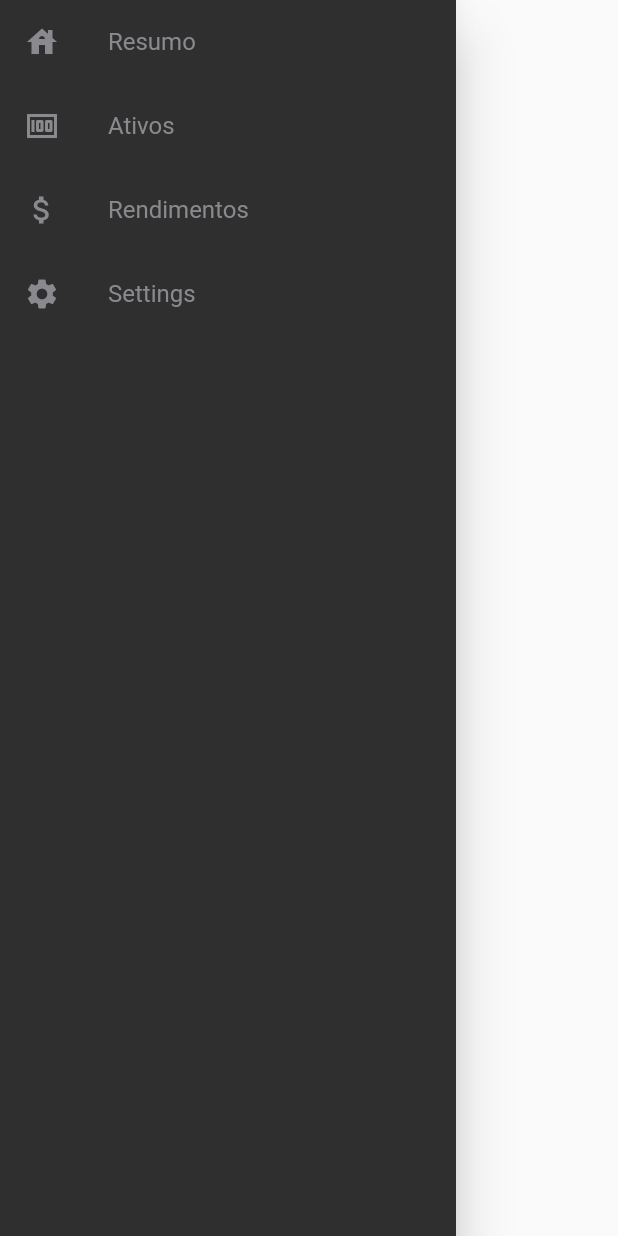
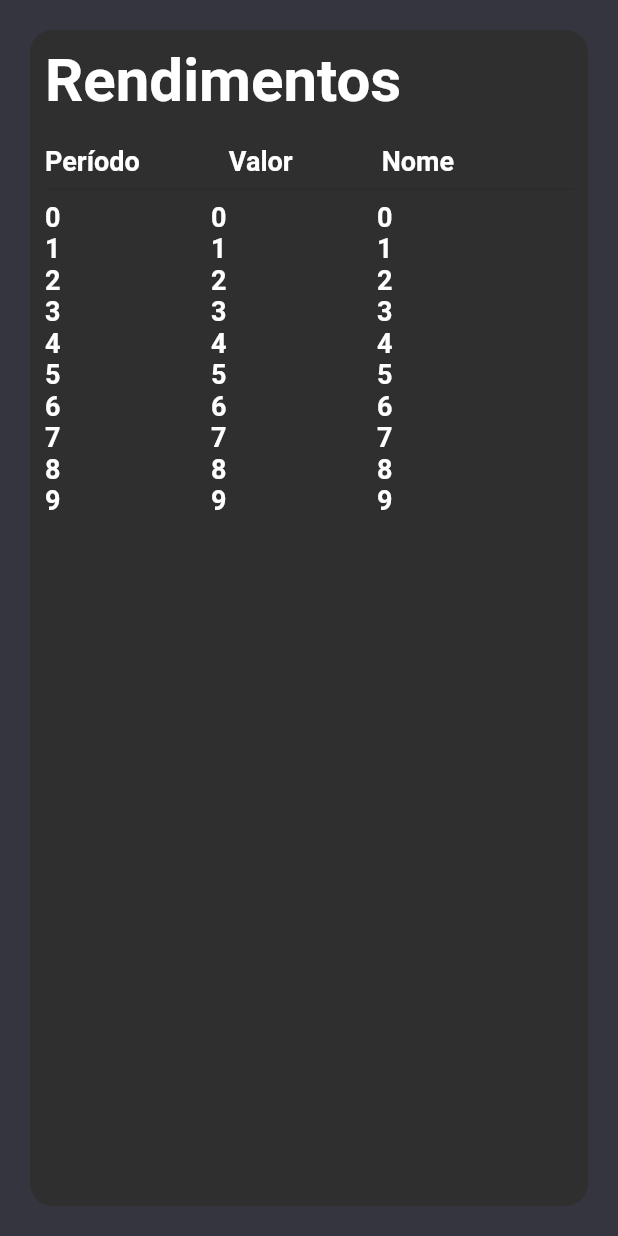
Before and after one commit to gianlucampos/finances, a Flutter app: the DrawerWidget widget shown alone on an empty page, opened directly, after a tap on "Rendimentos", on a phone screen of 412 x 824 dp. Run offline on Flutter 3.47's test engine with Material 2 defaults, Android fonts, the phone set to English and light mode, and no system bars.

Commit message:
Adicionando pagina de investimentos

```diff
--- a/lib/core/app_colors.dart
+++ b/lib/core/app_colors.dart
@@ -2,10 +2,10 @@ import 'dart:ui';
 
 class AppColors {
   static const Color background = Color(0xFF35353F);
+  static const Color black = Color(0xFF2F2F2F);
   static const Color white = Color(0xFFFFFFFF);
   static const Color green = Color(0xFF1EB980);
   static const Color grey = Color(0xFF89898E);
-  static const Color grey2 = Color(0xFF2F2F2F);
   static const Color greyHover = Color(0xFF4A4A4A);
   static const Color greySquare = Color(0xFF33333D);
   static const Color purple = Color(0xFF8257E5);
--- /dev/null
+++ b/lib/core/app_text_styles.dart
@@ -0,0 +1,64 @@
+import 'package:flutter/widgets.dart';
+
+import 'app_colors.dart';
+
+class AppTextStyles {
+  static const TextStyle title = TextStyle(
+    color: AppColors.white,
+    fontSize: 20,
+    fontWeight: FontWeight.w400,
+  );
+
+  static const TextStyle titleBold = TextStyle(
+    color: AppColors.white,
+    fontSize: 20,
+    fontWeight: FontWeight.w600,
+  );
+
+  static const TextStyle heading = TextStyle(
+    color: AppColors.white,
+    fontSize: 18,
+    fontWeight: FontWeight.w600,
+  );
+
+  static const TextStyle heading40 = TextStyle(
+    color: AppColors.white,
+    fontSize: 40,
+    fontWeight: FontWeight.w600,
+  );
+
+  static const TextStyle heading15 = TextStyle(
+    color: AppColors.black,
+    fontSize: 15,
+    fontWeight: FontWeight.w600,
+  );
+
+  static const TextStyle body = TextStyle(
+    color: AppColors.grey,
+    fontSize: 13,
+    fontWeight: FontWeight.normal,
+  );
+
+  static const TextStyle bodyBold = TextStyle(
+    color: AppColors.grey,
+    fontSize: 13,
+    fontWeight: FontWeight.bold,
+  );
+
+  static const TextStyle body20 = TextStyle(
+    color: AppColors.grey,
+    fontSize: 20,
+    fontWeight: FontWeight.normal,
+  );
+
+  static const TextStyle bodyWhite20 = TextStyle(
+    color: AppColors.white,
+    fontSize: 20,
+    fontWeight: FontWeight.normal,
+  );
+  static const TextStyle body11 = TextStyle(
+    color: AppColors.grey,
+    fontSize: 11,
+    fontWeight: FontWeight.normal,
+  );
+}
--- a/lib/core/core.dart
+++ b/lib/core/core.dart
@@ -1,2 +1,3 @@
 export './app_colors.dart';
 export './app_widget.dart';
+export './app_text_styles.dart';
--- a/lib/home/home_page.dart
+++ b/lib/home/home_page.dart
@@ -1,7 +1,7 @@
 // ignore_for_file: prefer_const_constructors
 import 'dart:developer';
 
-import 'package:finances/core/app_colors.dart';
+import 'package:finances/core/core.dart';
 import 'package:finances/home/widgets/drawer_widget.dart';
 import 'package:flutter/material.dart';
 
--- a/lib/home/widgets/drawer_widget.dart
+++ b/lib/home/widgets/drawer_widget.dart
@@ -1,6 +1,7 @@
 import 'dart:developer';
 
 import 'package:finances/core/app_colors.dart';
+import 'package:finances/rendimentos/rendimentos_page.dart';
 import 'package:flutter/material.dart';
 
 class DrawerWidget extends StatelessWidget {
@@ -9,7 +10,7 @@ class DrawerWidget extends StatelessWidget {
   @override
   Widget build(BuildContext context) {
     return Drawer(
-      backgroundColor: AppColors.grey2,
+      backgroundColor: AppColors.black,
       child: ListView(
         padding: EdgeInsets.zero,
         children: <Widget>[
@@ -38,7 +39,8 @@ class DrawerWidget extends StatelessWidget {
           _ButtonTileWidget(
             icon: Icons.attach_money,
             title: 'Rendimentos',
-            onTap: () => log('Rendimentos'),
+            onTap: () => Navigator.push(context,
+                MaterialPageRoute(builder: (context) => const RendimentosPage())),
           ),
           _ButtonTileWidget(
             icon: Icons.settings,
--- /dev/null
+++ b/lib/rendimentos/rendimentos_page.dart
@@ -0,0 +1,79 @@
+// ignore_for_file: prefer_const_constructors
+
+import 'package:finances/core/core.dart';
+import 'package:flutter/material.dart';
+
+class RendimentosPage extends StatelessWidget {
+  const RendimentosPage({Key? key}) : super(key: key);
+
+  @override
+  Widget build(BuildContext context) {
+    return Scaffold(
+      backgroundColor: Theme.of(context).colorScheme.background,
+      body: Padding(
+        padding: EdgeInsets.symmetric(horizontal: 20, vertical: 20),
+        child: Container(
+          decoration: BoxDecoration(
+            color: AppColors.black,
+            borderRadius: BorderRadius.circular(15.0),
+          ),
+          child: Padding(
+            padding: EdgeInsets.symmetric(horizontal: 10, vertical: 10),
+            child: Column(
+              // ignore: prefer_const_literals_to_create_immutables
+              crossAxisAlignment: CrossAxisAlignment.start,
+              children: [
+                Text.rich(
+                  TextSpan(text: "Rendimentos", style: AppTextStyles.heading40),
+                ),
+                SizedBox(height: 20),
+                Row(
+                  mainAxisAlignment: MainAxisAlignment.spaceBetween,
+                  // ignore: prefer_const_literals_to_create_immutables
+                  children: [
+                    Text.rich(TextSpan(
+                        text: "Período", style: AppTextStyles.heading)),
+                    Text.rich(
+                        TextSpan(text: "Valor", style: AppTextStyles.heading)),
+                    Text.rich(
+                        TextSpan(text: "Nome", style: AppTextStyles.heading)),
+                    SizedBox(width: 20)
+                  ],
+                ),
+                Divider(),
+                Column(
+                  children: List.generate(10, (index) {
+                    return LineWidget(index: index);
+                  }),
+                ),
+              ],
+            ),
+          ),
+        ),
+      ),
+    );
+  }
+}
+
+class LineWidget extends StatelessWidget {
+  final int index;
+
+  const LineWidget({
+    Key? key,
+    required this.index,
+  }) : super(key: key);
+
+  @override
+  Widget build(BuildContext context) {
+    return Row(
+      mainAxisAlignment: MainAxisAlignment.spaceBetween,
+      // ignore: prefer_const_literals_to_create_immutables
+      children: [
+        Text.rich(TextSpan(text: "$index", style: AppTextStyles.heading)),
+        Text.rich(TextSpan(text: "$index", style: AppTextStyles.heading)),
+        Text.rich(TextSpan(text: "$index", style: AppTextStyles.heading)),
+        SizedBox(width: 20)
+      ],
+    );
+  }
+}
```
